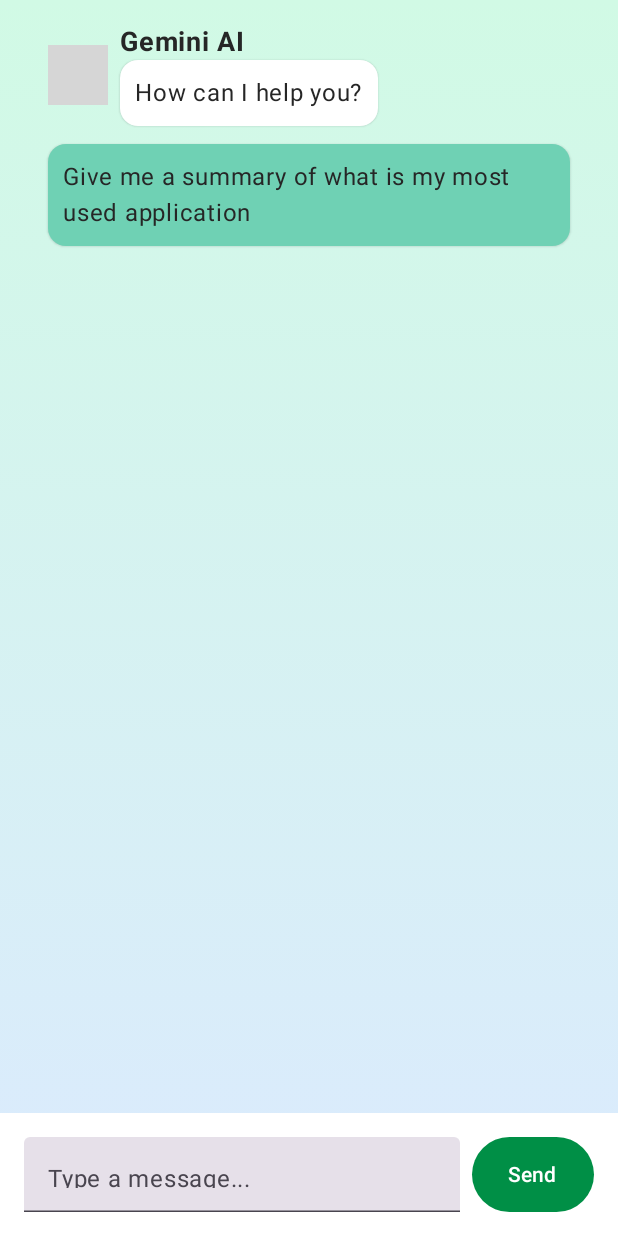
After one commit to GetReconnectED/ReconnectED, an Android app built with Jetpack Compose: the composable AIAssistant shown on its own in the app's theme, on a phone screen of 412 x 824 dp. The commit adds this screen. Run offline under Robolectric (Android 15) with nearby library versions, the phone set to English and light mode, and no system bars; Roboto replaces fonts that are not available here; grey boxes are pictures that could not be loaded.

Commit message:
refactor: assistant to aiassistant and merge from reconnected_a

```diff
--- a/ReconnectED-Android/app/src/main/java/com/getreconnected/reconnected/core/models/Menus.kt
+++ b/ReconnectED-Android/app/src/main/java/com/getreconnected/reconnected/core/models/Menus.kt
@@ -12,7 +12,7 @@
     ScreenTimeTracker("Screen Time Tracker"),
     ScreenTimeLimit("Screen Time Limit"),
     Calendar("Calendar"),
-    Assistant("AI Assistant"),
+    AIAssistant("AI Assistant"),
 }
 
 /**
--- a/ReconnectED-Android/app/src/main/java/com/getreconnected/reconnected/ui/composables/NavDrawer.kt
+++ b/ReconnectED-Android/app/src/main/java/com/getreconnected/reconnected/ui/composables/NavDrawer.kt
@@ -187,8 +187,8 @@
                     )
                 },
                 label = { Text("AI Assistant", style = sidebarButtonText) },
-                selected = currentDestination == Menus.Assistant.name,
-                onClick = { navigateAndClose(Menus.Assistant.name) },
+                selected = currentDestination == Menus.AIAssistant.name,
+                onClick = { navigateAndClose(Menus.AIAssistant.name) },
                 shape = drawerItemShape,
                 colors = NavigationDrawerItemDefaults.colors(
                     selectedContainerColor = selectedGreen,
--- /dev/null
+++ b/ReconnectED-Android/app/src/main/java/com/getreconnected/reconnected/ui/menus/AIAssistant.kt
@@ -0,0 +1,149 @@
+package com.getreconnected.reconnected.ui.menus
+
+import androidx.compose.foundation.Image
+import androidx.compose.foundation.background
+import androidx.compose.foundation.layout.Arrangement
+import androidx.compose.foundation.layout.Box
+import androidx.compose.foundation.layout.Column
+import androidx.compose.foundation.layout.Row
+import androidx.compose.foundation.layout.Spacer
+import androidx.compose.foundation.layout.fillMaxSize
+import androidx.compose.foundation.layout.fillMaxWidth
+import androidx.compose.foundation.layout.height
+import androidx.compose.foundation.layout.padding
+import androidx.compose.foundation.layout.size
+import androidx.compose.foundation.layout.width
+import androidx.compose.foundation.shape.CircleShape
+import androidx.compose.material3.Button
+import androidx.compose.material3.MaterialTheme
+import androidx.compose.material3.Scaffold
+import androidx.compose.material3.Surface
+import androidx.compose.material3.Text
+import androidx.compose.material3.TextField
+import androidx.compose.material3.TextFieldDefaults
+import androidx.compose.runtime.Composable
+import androidx.compose.runtime.getValue
+import androidx.compose.runtime.mutableStateOf
+import androidx.compose.runtime.remember
+import androidx.compose.runtime.setValue
+import androidx.compose.ui.Alignment
+import androidx.compose.ui.Modifier
+import androidx.compose.ui.draw.clip
+import androidx.compose.ui.graphics.Brush
+import androidx.compose.ui.graphics.Color
+import androidx.compose.ui.res.painterResource
+import androidx.compose.ui.text.font.FontWeight
+import androidx.compose.ui.unit.dp
+import androidx.compose.ui.unit.sp
+import com.getreconnected.reconnected.R
+
+@Composable
+fun AIAssistant(modifier: Modifier = Modifier.Companion) {
+    var inputText by remember { mutableStateOf("") }
+    Scaffold(
+        bottomBar = {
+            Row(
+                modifier = Modifier
+                    .background(Color.White)
+                    .padding(16.dp),
+                verticalAlignment = Alignment.CenterVertically
+            ) {
+                TextField(
+                    value = inputText,
+                    onValueChange = { inputText = it },
+                    modifier = Modifier
+                        .weight(1f)
+                        .height(50.dp),
+                    placeholder = { Text("Type a message...") },
+                )
+                Spacer(modifier = Modifier.width(8.dp))
+                Button(
+                    onClick = { /* send message logic */ },
+                    modifier = Modifier.height(50.dp)
+                ) {
+                    Text("Send")
+                }
+            }
+        }
+    ) { padding ->
+        Column(
+            modifier = modifier
+                .fillMaxSize()
+                .background(
+                    brush = Brush.Companion.verticalGradient(
+                        colors = listOf(
+                            Color(0xFFD1FAE5),
+                            Color(0xFFDBEAFE)
+                        )
+                    )
+                )
+                .padding(horizontal = 16.dp),
+            verticalArrangement = Arrangement.spacedBy(16.dp),
+        ) {
+            ChatroomScreen()
+        }
+    }
+}
+@Composable
+fun ChatroomScreen() {
+    Column(
+        modifier = Modifier
+            .fillMaxSize()
+            .padding(16.dp)
+    ) {
+        ChatBubble(
+            avatarRes = R.drawable.gemini_logo,
+            name = "Gemini AI",
+            message = "How can I help you?"
+        )
+        Spacer(modifier = Modifier.height(12.dp))
+        UserBubble(message = "Give me a summary of what is my most used application")
+    }
+
+}
+
+@Composable
+fun ChatBubble(avatarRes: Int, name: String, message: String) {
+    Row(verticalAlignment = Alignment.CenterVertically) {
+        Image(
+            painterResource(id = avatarRes),
+            contentDescription = "Avatar",
+            modifier = Modifier
+                .size(40.dp)
+                .clip(CircleShape)
+        )
+        Spacer(modifier = Modifier.width(8.dp))
+        Column {
+            Text(text = name, fontWeight = FontWeight.Bold, fontSize = 18.sp)
+            Surface(
+                shape = MaterialTheme.shapes.medium,
+                color = Color.White,
+                shadowElevation = 1.dp
+
+            ) {
+                Text(
+                    text = message,
+                    modifier = Modifier.padding(10.dp),
+                    fontSize = 16.sp
+                )
+            }
+        }
+    }
+}
+
+@Composable
+fun UserBubble(message: String) {
+    Box(modifier = Modifier.fillMaxWidth(), contentAlignment = Alignment.CenterEnd) {
+        Surface(
+            shape = MaterialTheme.shapes.medium,
+            color = Color(0xFF6FD1B4),
+            shadowElevation = 1.dp
+        ) {
+            Text(
+                text = message,
+                modifier = Modifier.padding(10.dp),
+                fontSize = 16.sp
+            )
+        }
+    }
+}
--- a/ReconnectED-Android/app/src/main/java/com/getreconnected/reconnected/ui/menus/Assistant.kt
+++ /dev/null
@@ -1,45 +0,0 @@
-package com.getreconnected.reconnected.ui.menus
-
-import androidx.compose.foundation.layout.padding
-import androidx.compose.material3.Text
-import androidx.compose.runtime.Composable
-import androidx.compose.ui.Modifier
-import androidx.compose.ui.graphics.Color
-import androidx.compose.ui.text.TextStyle
-import androidx.compose.ui.text.font.FontStyle
-import androidx.compose.ui.text.font.FontWeight
-import androidx.compose.ui.text.style.TextAlign
-import androidx.compose.ui.tooling.preview.Preview
-import androidx.compose.ui.unit.dp
-import androidx.compose.ui.unit.sp
-import com.getreconnected.reconnected.ui.theme.ReconnectEDTheme
-import com.getreconnected.reconnected.ui.theme.interDisplayFamily
-
-// TODO: WIP
-
-@Suppress("ktlint:standard:function-naming")
-@Composable
-fun Assistant(modifier: Modifier = Modifier) {
-    Text(
-        text = "Assistant WIP",
-        style =
-            TextStyle(
-                fontFamily = interDisplayFamily,
-                fontWeight = FontWeight.Companion.SemiBold,
-                fontStyle = FontStyle.Companion.Italic,
-                fontSize = 16.sp,
-            ),
-        textAlign = TextAlign.Companion.Center,
-        modifier = Modifier.Companion.padding(vertical = 8.dp),
-        color = Color(0xFF020202),
-    )
-}
-
-@Preview(showBackground = true)
-@Composable
-@Suppress("ktlint:standard:function-naming")
-fun AssistantPreview() {
-    ReconnectEDTheme {
-        Assistant()
-    }
-}
--- a/ReconnectED-Android/app/src/main/java/com/getreconnected/reconnected/ui/screens/MainScreen.kt
+++ b/ReconnectED-Android/app/src/main/java/com/getreconnected/reconnected/ui/screens/MainScreen.kt
@@ -23,7 +23,7 @@
 import com.getreconnected.reconnected.core.viewModels.UIRouteViewModel
 import com.getreconnected.reconnected.ui.composables.NavDrawer
 import com.getreconnected.reconnected.ui.composables.elements.TopBar
-import com.getreconnected.reconnected.ui.menus.Assistant
+import com.getreconnected.reconnected.ui.menus.AIAssistant
 import com.getreconnected.reconnected.ui.menus.Calendar
 import com.getreconnected.reconnected.ui.menus.Dashboard
 import com.getreconnected.reconnected.ui.menus.ScreenTimeLimit
@@ -83,7 +83,7 @@
                     ScreenTimeLimit(Modifier.padding(padding))
                 }
                 composable(Menus.Calendar.name) { Calendar(Modifier.padding(padding)) }
-                composable(Menus.Assistant.name) { Assistant(Modifier.padding(padding)) }
+                composable(Menus.AIAssistant.name) { AIAssistant(Modifier.padding(padding)) }
             }
         }
     }
```
